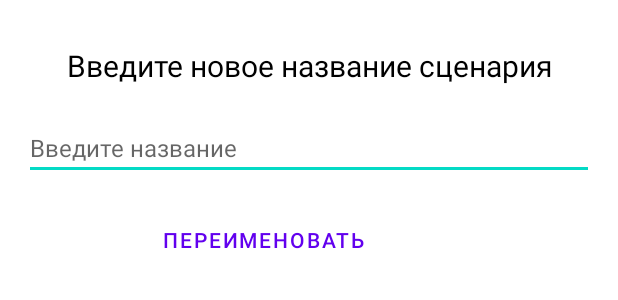
After one commit to DmitryWake/RESTClient, an Android app: the layout dialog_rename.xml on its own in the app's theme, with its tools: preview values and no code run, on a phone screen of 412 x 824 dp. The commit adds this screen. Shown: the top 300 px of the screen. Run offline under Robolectric (Android 15) with nearby library versions, the phone set to English and light mode, and no system bars.

Commit message:
Добавил возможность переименовать сценарий Релиз

```diff
--- a/app/src/main/java/com/ewake/restclient/data/db/room/dao/ScriptDao.kt
+++ b/app/src/main/java/com/ewake/restclient/data/db/room/dao/ScriptDao.kt
@@ -9,6 +9,12 @@ interface ScriptDao {
     @Query("SELECT * FROM ScriptEntity")
     suspend fun getAll(): List<ScriptEntity>
 
+    @Query("SELECT * FROM ScriptEntity WHERE id LIKE :id LIMIT 1")
+    suspend fun getById(id: Int): ScriptEntity?
+
+    @Update
+    suspend fun update(scriptEntity: ScriptEntity)
+
     @Insert(onConflict = OnConflictStrategy.REPLACE)
     suspend fun insert(scriptEntity: ScriptEntity)
 
--- a/app/src/main/java/com/ewake/restclient/presentation/ui/fragment/scriptlist/ScriptListFragment.kt
+++ b/app/src/main/java/com/ewake/restclient/presentation/ui/fragment/scriptlist/ScriptListFragment.kt
@@ -52,7 +52,6 @@ class ScriptListFragment : Fragment() {
         }
 
         viewModel.apply {
-            start()
             navigationLiveData.observe(viewLifecycleOwner, ::navigate)
             messageLiveData.observe(viewLifecycleOwner, ::showMessage)
             onItemAddLiveData.observe(viewLifecycleOwner, ::addItem)
@@ -61,6 +60,11 @@ class ScriptListFragment : Fragment() {
         }
 
         return binding.root
+    }
+
+    override fun onStart() {
+        super.onStart()
+        viewModel.refresh()
     }
 
     override fun onDestroyView() {
--- /dev/null
+++ b/app/src/main/res/layout/dialog_rename.xml
@@ -0,0 +1,40 @@
+<?xml version="1.0" encoding="utf-8"?>
+<LinearLayout xmlns:android="http://schemas.android.com/apk/res/android"
+    android:layout_width="match_parent"
+    android:layout_height="wrap_content"
+    android:orientation="vertical">
+
+    <TextView
+        android:id="@+id/title"
+        android:layout_width="match_parent"
+        android:layout_height="wrap_content"
+        android:layout_gravity="center"
+        android:layout_marginHorizontal="16dp"
+        android:layout_marginTop="30dp"
+        android:text="Введите новое название сценария"
+        android:textAlignment="center"
+        android:textColor="@color/black"
+        android:textSize="20sp" />
+
+    <EditText
+        android:id="@+id/input"
+        android:layout_width="match_parent"
+        android:layout_height="wrap_content"
+        android:layout_marginHorizontal="16dp"
+        android:layout_marginTop="20dp"
+        android:hint="Введите название"
+        android:textColor="@color/black"
+        android:textSize="16sp" />
+
+    <Button
+        android:id="@+id/positive_button"
+        style="@style/Widget.MaterialComponents.Button.TextButton.Dialog"
+        android:layout_width="wrap_content"
+        android:layout_height="wrap_content"
+        android:layout_marginEnd="16dp"
+        android:layout_marginStart="100dp"
+        android:layout_marginVertical="16dp"
+        android:text="Переименовать"
+        android:textSize="14sp" />
+
+</LinearLayout>
```
Also changed, not shown: app/src/main/java/com/ewake/restclient/presentation/ui/dialog/RenameDialog.kt (added, +54 -0 lines), app/src/main/java/com/ewake/restclient/presentation/ui/fragment/scriptdetail/ScriptDetailFragment.kt (+10 -1 lines), app/src/main/java/com/ewake/restclient/presentation/viewmodel/scriptdetail/ScriptDetailViewModel.kt (+9 -0 lines), app/src/main/java/com/ewake/restclient/presentation/viewmodel/scriptlist/ScriptListViewModel.kt (+6 -6 lines), app/src/main/res/menu/script_detail_menu.xml (+6 -1 lines).
